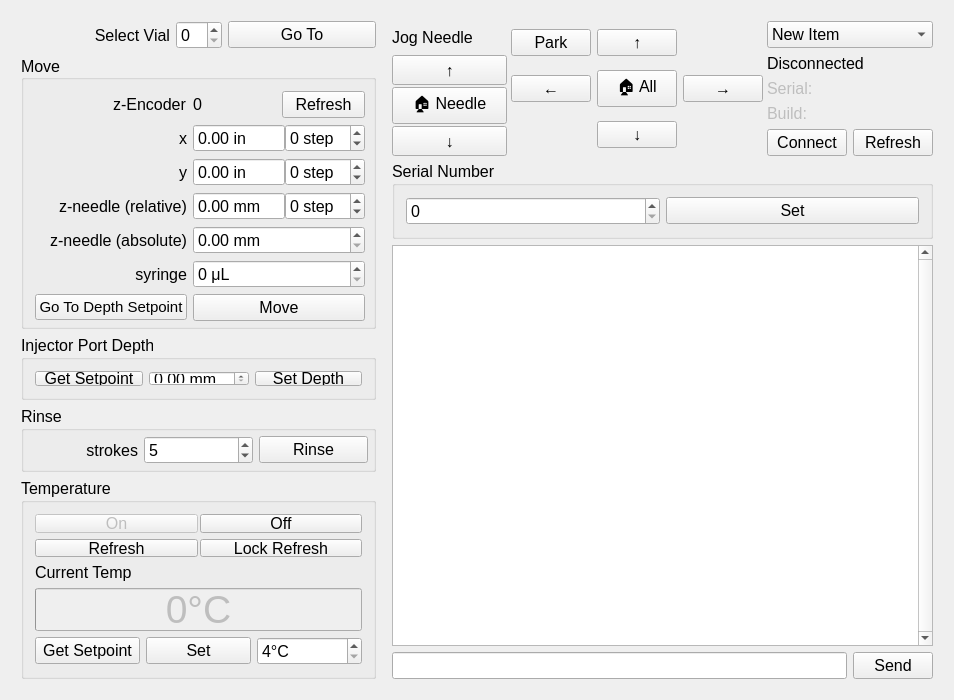
Old version of the form src/gpicontroller.ui in the repository amoose136/GPIController.
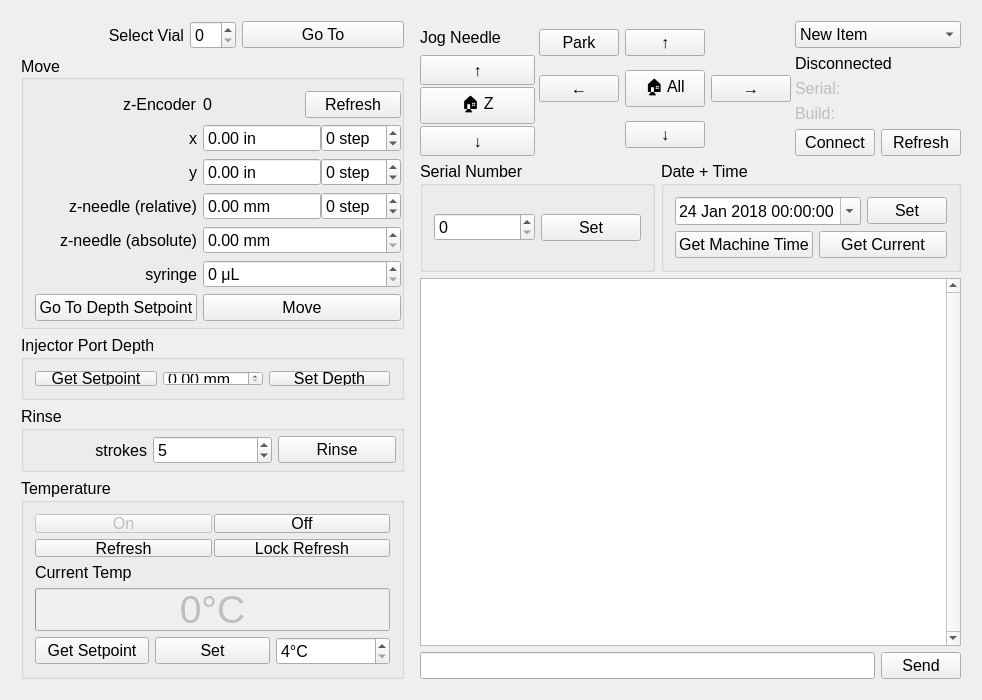
New version of the form. Custom widgets are drawn as their Qt base class.

Commit message: ✨Add time set feature (🚧 untested). Implement limits on the z relative move to prevent movement beyond 50mm.

```diff
--- a/src/gpicontroller.ui
+++ b/src/gpicontroller.ui
@@ -6,7 +6,7 @@
    <rect>
     <x>0</x>
     <y>0</y>
-    <width>949</width>
+    <width>982</width>
     <height>700</height>
    </rect>
   </property>
@@ -176,7 +176,7 @@
             <set>Qt::AlignRight|Qt::AlignTrailing|Qt::AlignVCenter</set>
            </property>
            <property name="rightMargin">
-            <number>8</number>
+            <number>0</number>
            </property>
            <property name="bottomMargin">
             <number>5</number>
@@ -240,12 +240,14 @@
               <widget class="QtcSpinBox" name="spinboxXin">
                <property name="minimumSize">
                 <size>
-                 <width>70</width>
+                 <width>0</width>
                  <height>0</height>
                 </size>
                </property>
                <property name="toolTip">
-                <string>Scroll to change or type to enter a precise value</string>
+                <string>Scroll to change or type to enter a precise value
+↵ activates the move command
+ALT+↵ sends the move command but in the opposite direction</string>
                </property>
                <property name="buttonSymbols">
                 <enum>QAbstractSpinBox::NoButtons</enum>
@@ -288,7 +290,9 @@
                 </size>
                </property>
                <property name="toolTip">
-                <string>Scroll to change or type to enter a precise value</string>
+                <string>Scroll to change or type to enter a precise value
+↵ activates the move command
+ALT+↵ sends the move command but in the opposite direction</string>
                </property>
                <property name="layoutDirection">
                 <enum>Qt::LeftToRight</enum>
@@ -334,12 +338,14 @@
               <widget class="QtcSpinBox" name="spinboxYin">
                <property name="minimumSize">
                 <size>
-                 <width>70</width>
+                 <width>0</width>
                  <height>0</height>
                 </size>
                </property>
                <property name="toolTip">
-                <string>Scroll to change or type to enter a precise value</string>
+                <string>Scroll to change or type to enter a precise value
+↵ activates the move command
+ALT+↵ sends the move command but in the opposite direction</string>
                </property>
                <property name="statusTip">
                 <string/>
@@ -385,7 +391,9 @@
                 </size>
                </property>
                <property name="toolTip">
-                <string>Scroll to change or type to enter a precise value</string>
+                <string>Scroll to change or type to enter a precise value
+↵ activates the move command
+ALT+↵ sends the move command but in the opposite direction</string>
                </property>
                <property name="buttonSymbols">
                 <enum>QAbstractSpinBox::UpDownArrows</enum>
@@ -426,15 +434,9 @@
              </property>
              <item>
               <widget class="QtcSpinBox" name="spinboxZmm">
-               <property name="minimumSize">
-                <size>
-                 <width>70</width>
-                 <height>0</height>
-                </size>
-               </property>
                <property name="toolTip">
                 <string>Scroll to change or type to enter a precise value
-↵ actives the move command
+↵ activates the move command
 ALT+↵ sends the move command but in the opposite direction</string>
                </property>
                <property name="buttonSymbols">
@@ -481,7 +483,9 @@
                 </size>
                </property>
                <property name="toolTip">
-                <string>Scroll to change or type to enter a precise value</string>
+                <string>Scroll to change or type to enter a precise value
+↵ activates the move command
+ALT+↵ sends the move command but in the opposite direction</string>
                </property>
                <property name="frame">
                 <bool>true</bool>
@@ -512,7 +516,7 @@
              </property>
              <property name="minimumSize">
               <size>
-               <width>142</width>
+               <width>158</width>
                <height>0</height>
               </size>
              </property>
@@ -544,30 +548,15 @@
            </item>
            <item row="4" column="1">
             <widget class="QtcSpinBox" name="spinboxNeedle">
-             <property name="sizePolicy">
-              <sizepolicy hsizetype="Minimum" vsizetype="Fixed">
-               <horstretch>0</horstretch>
-               <verstretch>0</verstretch>
-              </sizepolicy>
-             </property>
-             <property name="minimumSize">
-              <size>
-               <width>172</width>
-               <height>0</height>
-              </size>
-             </property>
-             <property name="maximumSize">
-              <size>
-               <width>65</width>
-               <height>16777215</height>
-              </size>
-             </property>
              <property name="toolTip">
               <string>Scroll to change or type to enter a precise value</string>
              </property>
              <property name="suffix">
               <string> mm</string>
              </property>
+             <property name="maximum">
+              <double>50.000000000000000</double>
+             </property>
             </widget>
            </item>
            <item row="5" column="0">
@@ -591,30 +580,6 @@
            </item>
            <item row="5" column="1">
             <widget class="QtcIntSpinBox" name="spinboxSyringe">
-             <property name="sizePolicy">
-              <sizepolicy hsizetype="Fixed" vsizetype="Fixed">
-               <horstretch>0</horstretch>
-               <verstretch>0</verstretch>
-              </sizepolicy>
-             </property>
-             <property name="minimumSize">
-              <size>
-               <width>172</width>
-               <height>0</height>
-              </size>
-             </property>
-             <property name="sizeIncrement">
-              <size>
-               <width>1</width>
-               <height>0</height>
-              </size>
-             </property>
-             <property name="baseSize">
-              <size>
-               <width>0</width>
-               <height>6</height>
-              </size>
-             </property>
              <property name="toolTip">
               <string>Scroll to change or type to enter a precise value</string>
              </property>
@@ -625,11 +590,6 @@
            </item>
            <item row="6" column="0">
             <widget class="QPushButton" name="buttonGoToDepthSetpoint">
-             <property name="font">
-              <font>
-               <pointsize>11</pointsize>
-              </font>
-             </property>
              <property name="toolTip">
               <string>Grabs the injector port depth from memory and goes there</string>
              </property>
@@ -652,14 +612,6 @@
                <height>0</height>
               </size>
              </property>
-             <property name="font">
-              <font>
-               <family>Arial</family>
-               <pointsize>12</pointsize>
-               <weight>50</weight>
-               <bold>false</bold>
-              </font>
-             </property>
              <property name="toolTip">
               <string>Send the command to move the active element of the form above by the indicated amount</string>
              </property>
@@ -955,7 +907,7 @@
               </layout>
              </item>
              <item>
-              <widget class="QLabel" name="label">
+              <widget class="QLabel" name="labelCurrentTemp">
                <property name="sizePolicy">
                 <sizepolicy hsizetype="Preferred" vsizetype="Fixed">
                  <horstretch>0</horstretch>
@@ -1141,7 +1093,7 @@
                <string>Fully raise the needle to 0 mm</string>
               </property>
               <property name="text">
-               <string>🏠 Needle</string>
+               <string>🏠 Z</string>
               </property>
              </widget>
             </item>
@@ -1183,6 +1135,28 @@
             <property name="bottomMargin">
              <number>0</number>
             </property>
+            <item row="0" column="0">
+             <widget class="QPushButton" name="buttonPark">
+              <property name="toolTip">
+               <string>Move to park position</string>
+              </property>
+              <property name="autoFillBackground">
+               <bool>false</bool>
+              </property>
+              <property name="text">
+               <string>Park</string>
+              </property>
+              <property name="autoDefault">
+               <bool>false</bool>
+              </property>
+              <property name="default">
+               <bool>false</bool>
+              </property>
+              <property name="flat">
+               <bool>false</bool>
+              </property>
+             </widget>
+            </item>
             <item row="1" column="0">
              <widget class="QPushButton" name="buttonLeft">
               <property name="toolTip">
@@ -1193,6 +1167,16 @@
               </property>
              </widget>
             </item>
+            <item row="1" column="2">
+             <widget class="QPushButton" name="buttonRight">
+              <property name="toolTip">
+               <string>Move needle carriage in the positive x direction .25&quot;</string>
+              </property>
+              <property name="text">
+               <string>→</string>
+              </property>
+             </widget>
+            </item>
             <item row="2" column="1">
              <widget class="QPushButton" name="buttonDown">
               <property name="toolTip">
@@ -1241,44 +1225,6 @@
               </property>
              </widget>
             </item>
-            <item row="1" column="2">
-             <widget class="QPushButton" name="buttonRight">
-              <property name="toolTip">
-               <string>Move needle carriage in the positive x direction .25&quot;</string>
-              </property>
-              <property name="text">
-               <string>→</string>
-              </property>
-             </widget>
-            </item>
-            <item row="0" column="0">
-             <widget class="QPushButton" name="buttonPark">
-              <property name="font">
-               <font>
-                <family>Arial</family>
-                <pointsize>12</pointsize>
-               </font>
-              </property>
-              <property name="toolTip">
-               <string>Move to park position</string>
-              </property>
-              <property name="autoFillBackground">
-               <bool>false</bool>
-              </property>
-              <property name="text">
-               <string>Park</string>
-              </property>
-              <property name="autoDefault">
-               <bool>false</bool>
-              </property>
-              <property name="default">
-               <bool>false</bool>
-              </property>
-              <property name="flat">
-               <bool>false</bool>
-              </property>
-             </widget>
-            </item>
            </layout>
           </item>
           <item>
@@ -1406,36 +1352,123 @@
         <item>
          <layout class="QVBoxLayout" name="layoutConsole">
           <item>
-           <widget class="QGroupBox" name="GroupSerialNumber">
-            <property name="title">
-             <string>Serial Number</string>
+           <layout class="QHBoxLayout" name="layoutSerialAndTime">
+            <property name="topMargin">
+             <number>0</number>
             </property>
-            <layout class="QHBoxLayout" name="layout_serialNumber">
-             <item>
-              <widget class="QtcIntSpinBox" name="spinBoxSerialNumber">
-               <property name="toolTip">
-                <string>Scroll to change or type to enter a precise value</string>
+            <item>
+             <widget class="QGroupBox" name="GroupSerialNumber">
+              <property name="title">
+               <string>Serial Number</string>
+              </property>
+              <layout class="QHBoxLayout" name="layoutSerialNumber">
+               <item>
+                <widget class="QtcIntSpinBox" name="spinBoxSerialNumber">
+                 <property name="toolTip">
+                  <string>Scroll to change or type to enter a precise value</string>
+                 </property>
+                 <property name="statusTip">
+                  <string/>
+                 </property>
+                 <property name="buttonSymbols">
+                  <enum>QAbstractSpinBox::UpDownArrows</enum>
+                 </property>
+                 <property name="maximum">
+                  <number>99999</number>
+                 </property>
+                </widget>
+               </item>
+               <item>
+                <widget class="QPushButton" name="buttonSetSerialNumber">
+                 <property name="text">
+                  <string>Set</string>
+                 </property>
+                </widget>
+               </item>
+              </layout>
+             </widget>
+            </item>
+            <item>
+             <widget class="QGroupBox" name="groupDateTime">
+              <property name="title">
+               <string>Date + Time</string>
+              </property>
+              <layout class="QVBoxLayout" name="layoutTimeControls">
+               <property name="spacing">
+                <number>6</number>
                </property>
-               <property name="statusTip">
-                <string/>
-               </property>
-               <property name="buttonSymbols">
-                <enum>QAbstractSpinBox::UpDownArrows</enum>
-               </property>
-               <property name="maximum">
-                <number>99999</number>
-               </property>
-              </widget>
-             </item>
-             <item>
-              <widget class="QPushButton" name="buttonSetSerialNumber">
-               <property name="text">
-                <string>Set</string>
-               </property>
-              </widget>
-             </item>
-            </layout>
-           </widget>
+               <item>
+                <layout class="QHBoxLayout" name="layoutTimeSet">
+                 <property name="spacing">
+                  <number>6</number>
+                 </property>
+                 <property name="topMargin">
+                  <number>0</number>
+                 </property>
+                 <item>
+                  <widget class="QDateTimeEdit" name="dateTimeEdit">
+                   <property name="toolTipDuration">
+                    <number>0</number>
+                   </property>
+                   <property name="inputMethodHints">
+                    <set>Qt::ImhDate|Qt::ImhPreferNumbers|Qt::ImhTime</set>
+                   </property>
+                   <property name="dateTime">
+                    <datetime>
+                     <hour>0</hour>
+                     <minute>0</minute>
+                     <second>0</second>
+                     <year>2018</year>
+                     <month>1</month>
+                     <day>24</day>
+                    </datetime>
+                   </property>
+                   <property name="date">
+                    <date>
+                     <year>2018</year>
+                     <month>1</month>
+                     <day>24</day>
+                    </date>
+                   </property>
+                   <property name="calendarPopup">
+                    <bool>true</bool>
+                   </property>
+                  </widget>
+                 </item>
+                 <item>
+                  <widget class="QPushButton" name="buttonUpdateMachineTime">
+                   <property name="text">
+                    <string>Set</string>
+                   </property>
+                  </widget>
+                 </item>
+                </layout>
+               </item>
+               <item>
+                <layout class="QHBoxLayout" name="layoutTimeButtons">
+                 <property name="topMargin">
+                  <number>0</number>
+                 </property>
+                 <item>
+                  <widget class="QPushButton" name="buttonGetMachineTime">
+                   <property name="text">
+                    <string>Get Machine Time</string>
+                   </property>
+                  </widget>
+                 </item>
+                 <item>
+                  <widget class="QPushButton" name="buttonGetCurrentTime">
+                   <property name="text">
+                    <string>Get Current</string>
+                   </property>
+                  </widget>
+                 </item>
+                </layout>
+               </item>
+              </layout>
+             </widget>
+            </item>
+           </layout>
           </item>
           <item>
            <widget class="QTextBrowser" name="console">
```
The commit also changes 2 other files.
